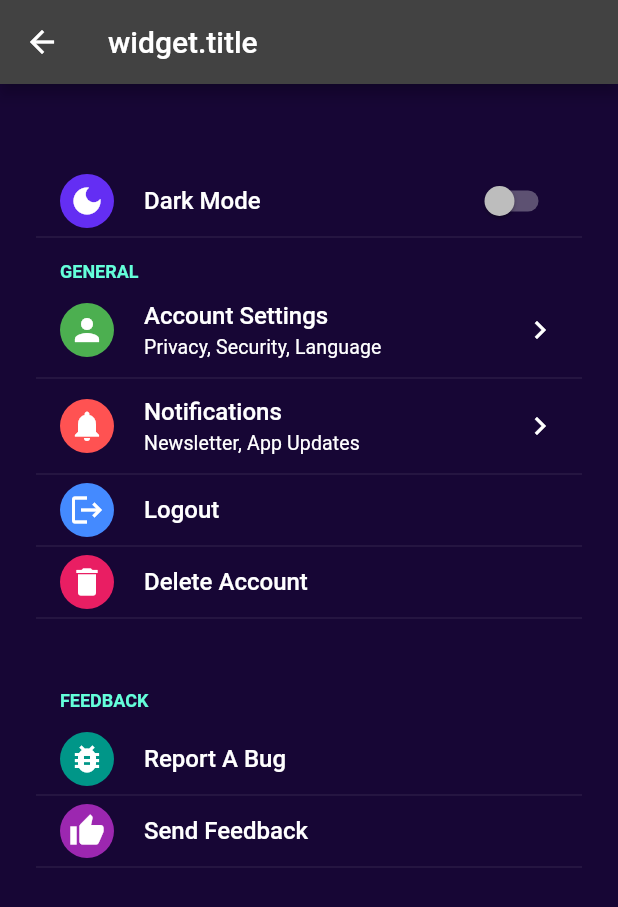
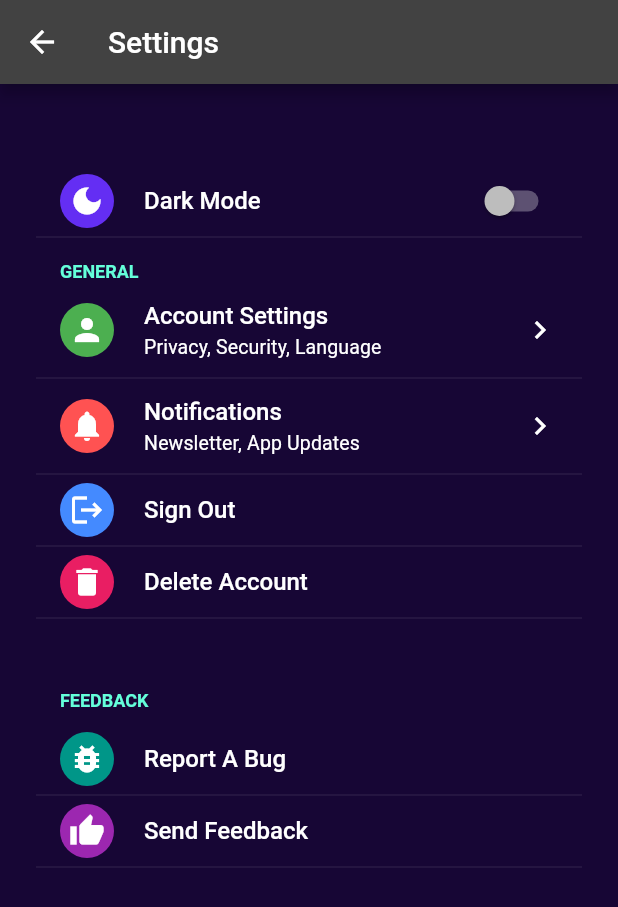
Before and after one commit to phil-ricardi/flutter_with_gsheets2, a Flutter app: the screen it shows once a user with an empty profile is signed in, after a tap on the "settings" icon, on a phone screen of 412 x 824 dp. Shown: the top 907 px of the screen. Run offline on Flutter 3.47's test engine with Material 2 defaults, Android fonts, the light colour scheme and no system bars; drawn by our look-alikes of flutter_settings_screens; our stand-ins replace convex_bottom_bar, email_validator, firebase_auth, firebase_core, flutter_neumorphic; accounts and stored records are empty.

Commit message:
added some pages, just tinkering

```diff
--- a/lib/main.dart
+++ b/lib/main.dart
@@ -2,12 +2,13 @@ import 'package:firebase_auth/firebase_auth.dart';
 import 'package:firebase_core/firebase_core.dart';
 import 'package:flutter/material.dart';
 import 'package:flutter_settings_screens/flutter_settings_screens.dart';
-import 'package:flutter_with_gsheets2/pages/auth_page.dart';
-import 'package:flutter_with_gsheets2/pages/settings_page.dart';
-import 'package:flutter_with_gsheets2/pages/verify_email_page.dart';
-import 'package:flutter_with_gsheets2/Utils/utils.dart';
 
+import 'Utils/utils.dart';
+// Pages
+import 'pages/auth_page.dart';
+import 'pages/invoice_page.dart';
 import 'pages/settings_page.dart';
+import 'pages/verify_email_page.dart';
 
 final GlobalKey<NavigatorState> navigatorKey = GlobalKey<NavigatorState>();
 Future<void> main() async {
@@ -43,14 +44,22 @@ class _MyAppState extends State<MyApp> {
                       primaryColor: Colors.teal,
                       secondaryHeaderColor: Colors.white,
                       scaffoldBackgroundColor: const Color(0xFF170635),
-                      canvasColor: const Color(0xFF170635),
+                      canvasColor: const Color.fromARGB(255, 18, 24, 105),
+                      errorColor: const Color.fromARGB(255, 199, 3, 3),
                     )
-                  : ThemeData.light()
-                      .copyWith(secondaryHeaderColor: Colors.black),
+                  : ThemeData.light().copyWith(
+                      primaryColor: Colors.teal,
+                      secondaryHeaderColor: Colors.black,
+                      scaffoldBackgroundColor:
+                          const Color.fromARGB(255, 21, 61, 190),
+                      canvasColor: const Color.fromARGB(255, 108, 163, 226),
+                      errorColor: const Color.fromARGB(255, 231, 19, 19),
+                    ),
               initialRoute: '/',
               routes: {
                 '/': (context) => const MainPage(),
                 '/settings': (context) => const SettingsPage(),
+                '/invoice': (context) => const InvoicePage(),
               },
             ));
   }
--- a/lib/pages/account_page.dart
+++ b/lib/pages/account_page.dart
@@ -1,7 +1,7 @@
 import 'package:flutter/material.dart';
 import 'package:flutter_settings_screens/flutter_settings_screens.dart';
-import 'package:flutter_with_gsheets2/Utils/icon_widget.dart';
 
+import '/Utils/icon_widget.dart';
 import '../Utils/utils.dart';
 
 class AccountPage extends StatelessWidget {
--- a/lib/pages/auth_page.dart
+++ b/lib/pages/auth_page.dart
@@ -1,6 +1,6 @@
 import 'package:flutter/material.dart';
-import 'package:flutter_with_gsheets2/widgets/login_widget.dart';
-import 'package:flutter_with_gsheets2/widgets/signup_widget.dart';
+import '/widgets/login_widget.dart';
+import '/widgets/signup_widget.dart';
 
 class AuthPage extends StatefulWidget {
   const AuthPage({Key? key}) : super(key: key);
--- a/lib/pages/home_page.dart
+++ b/lib/pages/home_page.dart
@@ -17,13 +17,15 @@ class HomePage extends StatefulWidget {
   State<HomePage> createState() => _HomePageState();
 }
 
+final user = FirebaseAuth.instance.currentUser!;
+
 class _HomePageState extends State<HomePage> {
   @override
   Widget build(BuildContext context) {
-    final user = FirebaseAuth.instance.currentUser!;
     return DefaultTabController(
         length: 5,
         initialIndex: 2,
+        animationDuration: const Duration(seconds: 1),
         child: Scaffold(
           appBar: AppBar(
             leading: IconButton(
@@ -48,10 +50,19 @@ class _HomePageState extends State<HomePage> {
               ),
               const SizedBox(height: 40),
               ElevatedButton.icon(
-                onPressed: () => FirebaseAuth.instance.signOut(),
-                icon: const Icon(Icons.arrow_back, size: 32),
+                onPressed: () {},
+                icon: const Icon(Icons.message, size: 32),
                 label: const Text(
-                  'Sign Out',
+                  'Send Message',
+                  style: TextStyle(fontSize: 24),
+                ),
+              ),
+              const SizedBox(height: 40),
+              ElevatedButton.icon(
+                onPressed: () => Navigator.pushNamed(context, '/invoice'),
+                icon: const Icon(Icons.inventory_rounded, size: 32),
+                label: const Text(
+                  'Invoice',
                   style: TextStyle(fontSize: 24),
                 ),
               ),
--- a/lib/pages/notifications_page.dart
+++ b/lib/pages/notifications_page.dart
@@ -1,6 +1,6 @@
 import 'package:flutter/material.dart';
 import 'package:flutter_settings_screens/flutter_settings_screens.dart';
-import 'package:flutter_with_gsheets2/Utils/icon_widget.dart';
+import '/Utils/icon_widget.dart';
 
 class NotificationsPage extends StatelessWidget {
   static const keyNews = 'key-news';
--- a/lib/pages/settings_page.dart
+++ b/lib/pages/settings_page.dart
@@ -1,3 +1,4 @@
+import 'package:firebase_auth/firebase_auth.dart';
 import 'package:flutter/material.dart';
 import 'package:flutter_settings_screens/flutter_settings_screens.dart';
 
@@ -13,7 +14,7 @@ class SettingsPage extends StatelessWidget {
   @override
   Widget build(BuildContext context) => Scaffold(
         appBar: AppBar(
-          title: const Text('widget.title'),
+          title: const Text('Settings'),
         ),
         body: SafeArea(
           child: ListView(
@@ -57,11 +58,10 @@ class SettingsPage extends StatelessWidget {
       );
 
   Widget buildLogout() => SimpleSettingsTile(
-        title: 'Logout',
-        subtitle: '',
-        leading: const IconWidget(icon: Icons.logout, color: Colors.blueAccent),
-        onTap: () => Utils.showSnackBar('Clicked Logout'),
-      );
+      title: 'Sign Out',
+      subtitle: '',
+      leading: const IconWidget(icon: Icons.logout, color: Colors.blueAccent),
+      onTap: () => FirebaseAuth.instance.signOut());
 
   Widget buildDeleteAccount() => SimpleSettingsTile(
         title: 'Delete Account',
--- a/lib/widgets/signup_widget.dart
+++ b/lib/widgets/signup_widget.dart
@@ -1,7 +1,8 @@
-import 'package:email_validator/email_validator.dart';
+import 'package:flutter/material.dart';
+
 import 'package:firebase_auth/firebase_auth.dart';
 import 'package:flutter/gestures.dart';
-import 'package:flutter/material.dart';
+import 'package:email_validator/email_validator.dart';
 
 import '../Utils/utils.dart';
 
```
Also changed, not shown: lib/pages/invoice_page.dart (added, +25 -0 lines), lib/widgets/login_widget.dart (+4 -4 lines).
